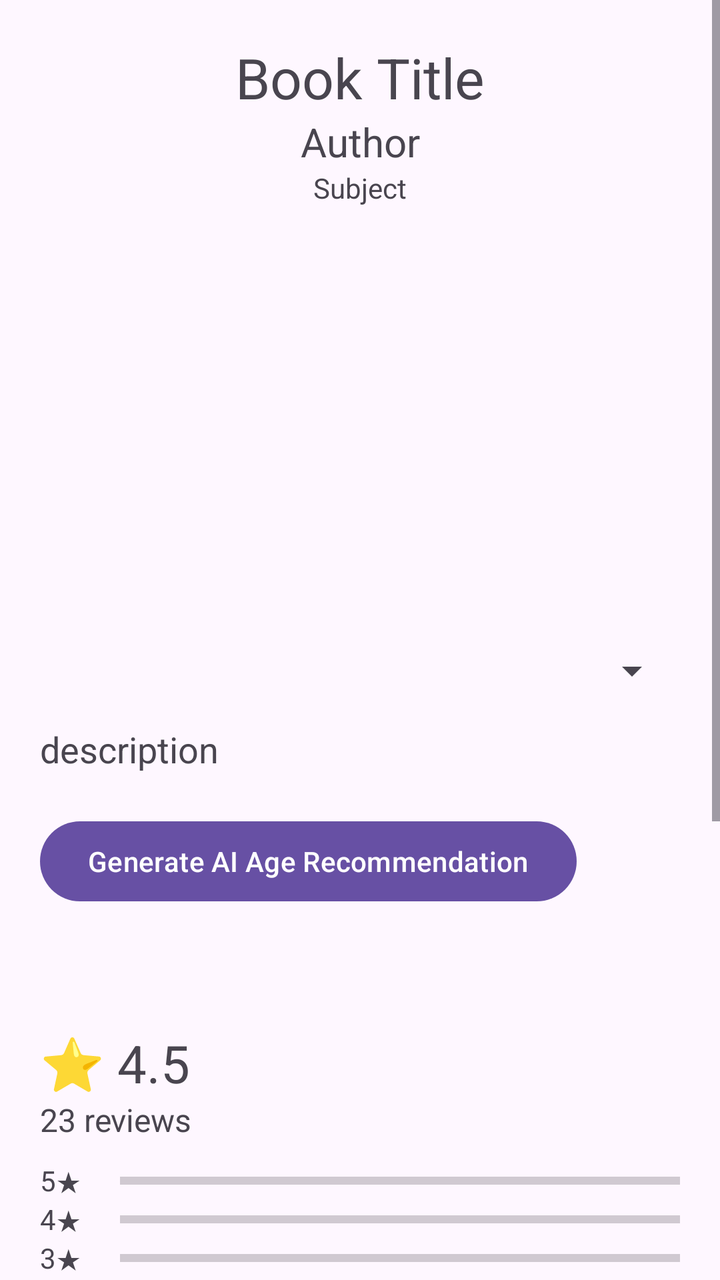
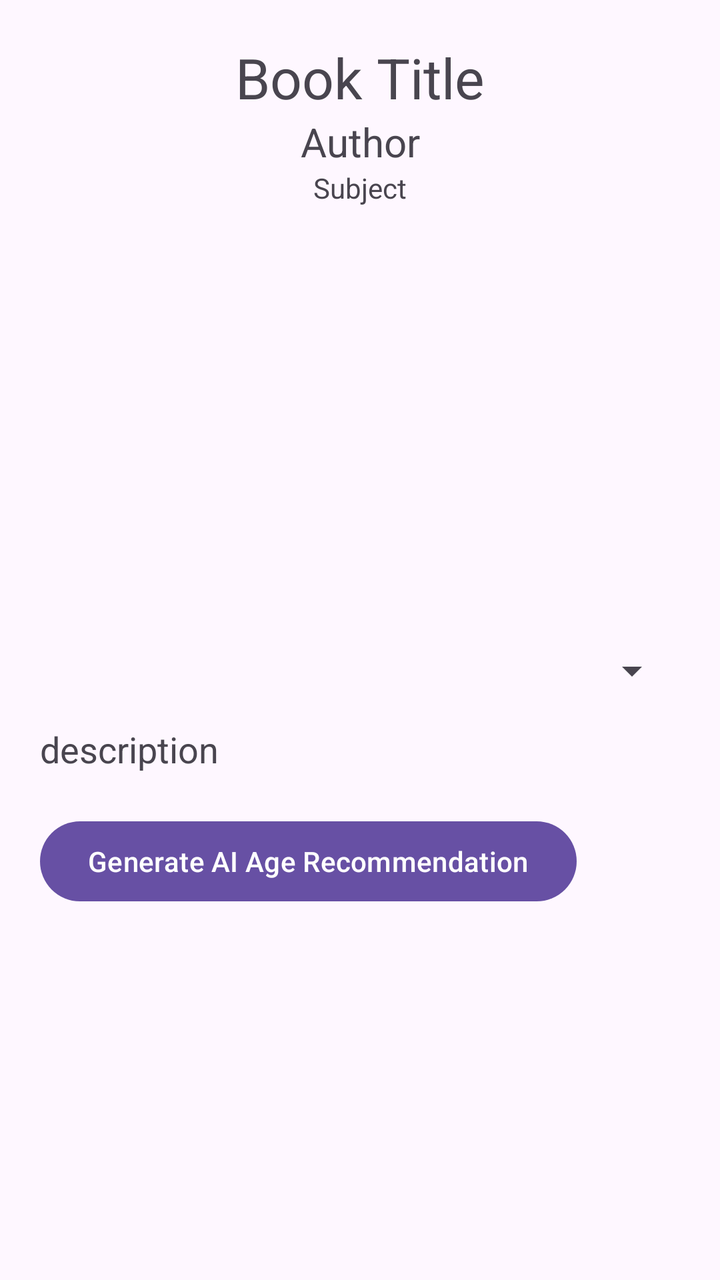

The first picture is an Android layout as it rendered before a commit; the second is the same layout after the commit. The layout source and the unified diff follow.
<!-- AndroidManifest.xml: application theme Theme.LibookApp -->
<!-- res/layout/fragment_book_info.xml -->
<?xml version="1.0" encoding="utf-8"?>
<ScrollView xmlns:android="http://schemas.android.com/apk/res/android"
    xmlns:tools="http://schemas.android.com/tools"
    android:layout_width="match_parent"
    android:layout_height="match_parent"
    tools:context=".screens.BookInfoFragment">

    <LinearLayout
        android:layout_width="match_parent"
        android:layout_height="wrap_content"
        android:orientation="vertical"
        android:padding="20dp">

        
        <TextView
            android:id="@+id/tVTitle"
            android:layout_width="match_parent"
            android:layout_height="wrap_content"
            android:text="Book Title"
            android:textSize="28sp"
            android:textAlignment="center"/>

        <TextView
            android:id="@+id/tVAuthor"
            android:layout_width="match_parent"
            android:layout_height="wrap_content"
            android:text="Author"
            android:textSize="20sp"
            android:textAlignment="center"/>

        <TextView
            android:id="@+id/tVSubj"
            android:layout_width="match_parent"
            android:layout_height="wrap_content"
            android:text="Subject"
            android:textAlignment="center"/>


        
        <ImageView
            android:id="@+id/iVImage"
            android:layout_width="150dp"
            android:layout_height="200dp"
            android:layout_gravity="center"
            android:layout_marginTop="10dp"/>

        <Spinner
            android:id="@+id/sSave"
            android:layout_width="match_parent"
            android:layout_height="wrap_content"
            android:layout_marginTop="10dp"/>


        
        <TextView
            android:id="@+id/tVDesc"
            android:layout_width="match_parent"
            android:layout_height="wrap_content"
            android:text="description"
            android:textSize="18sp"
            android:layout_marginTop="15dp"/>


        
        <Button
            android:id="@+id/btnGenerate"
            android:layout_width="wrap_content"
            android:layout_height="wrap_content"
            android:text="Generate AI Age Recommendation"
            android:layout_marginTop="20dp"
            android:onClick="generateGeminiReco"/>

        <TextView
            android:id="@+id/tVGeminiReco"
            android:layout_width="match_parent"
            android:layout_height="wrap_content"
            android:textSize="18sp"
            android:layout_marginTop="10dp"/>


        
        
        

        <TextView
            android:id="@+id/tvAvgRating"
            android:layout_width="wrap_content"
            android:layout_height="wrap_content"
            android:text="⭐ 4.5"
            android:textSize="26sp"
            android:layout_marginTop="25dp"/>

        <TextView
            android:id="@+id/tvReviewCount"
            android:layout_width="wrap_content"
            android:layout_height="wrap_content"
            android:text="23 reviews"
            android:textSize="16sp"/>


        
        
        

        <LinearLayout
            android:layout_width="match_parent"
            android:layout_height="wrap_content"
            android:orientation="vertical"
            android:layout_marginTop="10dp">

            
            <LinearLayout
                android:layout_width="match_parent"
                android:layout_height="wrap_content"
                android:orientation="horizontal"
                android:gravity="center_vertical">

                <TextView android:text="5★"
                    android:layout_width="40dp"
                    android:layout_height="wrap_content"/>

                <ProgressBar
                    android:id="@+id/bar5"
                    style="?android:attr/progressBarStyleHorizontal"
                    android:layout_width="10dp"
                    android:layout_height="10dp"
                    android:layout_weight="1"/>
            </LinearLayout>

            
            <LinearLayout
                android:layout_width="match_parent"
                android:layout_height="wrap_content"
                android:orientation="horizontal"
                android:gravity="center_vertical">

                <TextView android:text="4★"
                    android:layout_width="40dp"
                    android:layout_height="wrap_content"/>

                <ProgressBar
                    android:id="@+id/bar4"
                    style="?android:attr/progressBarStyleHorizontal"
                    android:layout_width="0dp"
                    android:layout_height="10dp"
                    android:layout_weight="1"/>
            </LinearLayout>

            
            <LinearLayout
                android:layout_width="match_parent"
                android:layout_height="wrap_content"
                android:orientation="horizontal"
                android:gravity="center_vertical">

                <TextView android:text="3★"
                    android:layout_width="40dp"
                    android:layout_height="wrap_content"/>

                <ProgressBar
                    android:id="@+id/bar3"
                    style="?android:attr/progressBarStyleHorizontal"
                    android:layout_width="0dp"
                    android:layout_height="10dp"
                    android:layout_weight="1"/>
            </LinearLayout>

            
            <LinearLayout
                android:layout_width="match_parent"
                android:layout_height="wrap_content"
                android:orientation="horizontal"
                android:gravity="center_vertical">

                <TextView android:text="2★"
                    android:layout_width="40dp"
                    android:layout_height="wrap_content"/>

                <ProgressBar
                    android:id="@+id/bar2"
                    style="?android:attr/progressBarStyleHorizontal"
                    android:layout_width="0dp"
                    android:layout_height="10dp"
                    android:layout_weight="1"/>
            </LinearLayout>

            
            <LinearLayout
                android:layout_width="match_parent"
                android:layout_height="wrap_content"
                android:orientation="horizontal"
                android:gravity="center_vertical">

                <TextView android:text="1★"
                    android:layout_width="40dp"
                    android:layout_height="wrap_content"/>

                <ProgressBar
                    android:id="@+id/bar1"
                    style="?android:attr/progressBarStyleHorizontal"
                    android:layout_width="0dp"
                    android:layout_height="10dp"
                    android:layout_weight="1"/>
            </LinearLayout>

        </LinearLayout>


        
        
        

        <RatingBar
            android:id="@+id/ratingBarUser"
            android:layout_width="wrap_content"
            android:layout_height="wrap_content"
            android:numStars="5"
            android:stepSize="1"
            android:layout_marginTop="20dp"/>

        <EditText
            android:id="@+id/etComment"
            android:layout_width="match_parent"
            android:layout_height="wrap_content"
            android:hint="Write your review..."
            android:minLines="2"/>

        <FrameLayout
            android:layout_width="match_parent"
            android:layout_height="wrap_content">

            <Button
                android:id="@+id/btnSendReview"
                android:layout_width="wrap_content"
                android:layout_height="wrap_content"
                android:text="Post Review"
                android:onClick="addReviewToBook"
                android:layout_gravity="center"/>

            <ImageButton
                android:id="@+id/btnDeleteReview"
                android:layout_width="35dp"
                android:layout_height="35dp"
                android:layout_gravity="end|center_vertical"
                android:src="@drawable/ic_delete"
                android:visibility="gone"
                android:background="?attr/selectableItemBackgroundBorderless"/>

        </FrameLayout>



        
        
        

        <TextView
            android:layout_width="match_parent"
            android:layout_height="wrap_content"
            android:text="Reviews"
            android:textSize="22sp"
            android:layout_marginTop="25dp"/>

        <androidx.recyclerview.widget.RecyclerView
            android:id="@+id/rvReviews"
            android:layout_width="match_parent"
            android:layout_height="wrap_content"
            tools:listitem="@layout/custom_review_layout"/>

        <Button
            android:id="@+id/btnSeeAllReviews"
            android:layout_width="wrap_content"
            android:layout_height="wrap_content"
            android:text="See All Reviews"
            android:layout_gravity="center"
            android:layout_marginTop="10dp"
            android:onClick="showAllReviews"/>

    </LinearLayout>

</ScrollView>
<!-- res/layout/custom_review_layout.xml (included above) -->
<?xml version="1.0" encoding="utf-8"?>
<LinearLayout xmlns:android="http://schemas.android.com/apk/res/android"
    android:layout_width="match_parent"
    android:layout_height="wrap_content"
    android:orientation="vertical"
    android:padding="12dp"
    android:background="@android:color/white"
    android:layout_marginBottom="8dp">

    
    <LinearLayout
        android:layout_width="match_parent"
        android:layout_height="wrap_content"
        android:orientation="horizontal">

        <TextView
            android:id="@+id/tvReviewerName"
            android:layout_width="wrap_content"
            android:layout_height="wrap_content"
            android:text="username"
            android:textStyle="bold"
            android:textSize="16sp"/>

        <TextView
            android:id="@+id/tvReviewDate"
            android:layout_width="wrap_content"
            android:layout_height="wrap_content"
            android:text=" • 2 days ago"
            android:layout_marginStart="6dp"
            android:textSize="14sp"
            android:textColor="#777"/>
    </LinearLayout>


    
    <RatingBar
        android:id="@+id/ratingBarReview"
        android:layout_width="wrap_content"
        android:layout_height="wrap_content"
        android:numStars="5"
        android:stepSize="1"
        android:isIndicator="true"
        android:layout_marginTop="4dp"/>


    
    <TextView
        android:id="@+id/tvReviewComment"
        android:layout_width="match_parent"
        android:layout_height="wrap_content"
        android:text="This book was amazing."
        android:textSize="15sp"
        android:layout_marginTop="6dp"/>

</LinearLayout>
<!-- resources referenced by this layout -->
<resources>
  <!-- drawable ic_delete (drawable) -->
  <vector xmlns:android="http://schemas.android.com/apk/res/android"
      android:width="34dp"
      android:height="34dp"
      android:viewportWidth="24"
      android:viewportHeight="24">
  
      <path
          android:fillColor="?attr/colorOnSurface"
          android:pathData="M6,7h12l-1,14H7L6,7zM9,4h6l1,2H8l1,-2zM4,6h16v2H4z"/>
  </vector>
  <style name="Theme.LibookApp" parent="Base.Theme.LibookApp" />
  <style name="Base.Theme.LibookApp" parent="Theme.Material3.DayNight.NoActionBar">
          
          
      </style>
</resources>

<!-- the commit's change to res/layout/fragment_book_info.xml (unified diff, before → after) -->
@@ -77,261 +77,11 @@
             android:textSize="18sp"
             android:layout_marginTop="10dp"/>
 
-
-        
-        
-        
-
-        <TextView
-            android:id="@+id/tvAvgRating"
-            android:layout_width="wrap_content"
-            android:layout_height="wrap_content"
-            android:text="⭐ 4.5"
-            android:textSize="26sp"
-            android:layout_marginTop="25dp"/>
-
-        <TextView
-            android:id="@+id/tvReviewCount"
-            android:layout_width="wrap_content"
-            android:layout_height="wrap_content"
-            android:text="23 reviews"
-            android:textSize="16sp"/>
-
-
-        
-        
-        
-
-        <LinearLayout
+        <FrameLayout
+            android:id="@+id/reviewsFrameLayout"
             android:layout_width="match_parent"
-            android:layout_height="wrap_content"
-            android:orientation="vertical"
-            android:layout_marginTop="10dp">
-
-            
-            <LinearLayout
-                android:layout_width="match_parent"
-                android:layout_height="wrap_content"
-                android:orientation="horizontal"
-                android:gravity="center_vertical">
-
-                <TextView android:text="5★"
-                    android:layout_width="40dp"
-                    android:layout_height="wrap_content"/>
-
-                <ProgressBar
-                    android:id="@+id/bar5"
-                    style="?android:attr/progressBarStyleHorizontal"
-                    android:layout_width="10dp"
-                    android:layout_height="10dp"
-                    android:layout_weight="1"/>
-            </LinearLayout>
-
-            
-            <LinearLayout
-                android:layout_width="match_parent"
-                android:layout_height="wrap_content"
-                android:orientation="horizontal"
-                android:gravity="center_vertical">
-
-                <TextView android:text="4★"
-                    android:layout_width="40dp"
-                    android:layout_height="wrap_content"/>
-
-                <ProgressBar
-                    android:id="@+id/bar4"
-                    style="?android:attr/progressBarStyleHorizontal"
-                    android:layout_width="0dp"
-                    android:layout_height="10dp"
-                    android:layout_weight="1"/>
-            </LinearLayout>
-
-            
-            <LinearLayout
-                android:layout_width="match_parent"
-                android:layout_height="wrap_content"
-                android:orientation="horizontal"
-                android:gravity="center_vertical">
-
-                <TextView android:text="3★"
-                    android:layout_width="40dp"
-                    android:layout_height="wrap_content"/>
-
-                <ProgressBar
-                    android:id="@+id/bar3"
-                    style="?android:attr/progressBarStyleHorizontal"
-                    android:layout_width="0dp"
-                    android:layout_height="10dp"
-                    android:layout_weight="1"/>
-            </LinearLayout>
-
-            
-            <LinearLayout
-                android:layout_width="match_parent"
-                android:layout_height="wrap_content"
-                android:orientation="horizontal"
-                android:gravity="center_vertical">
-
-                <TextView android:text="2★"
-                    android:layout_width="40dp"
-                    android:layout_height="wrap_content"/>
-
-                <ProgressBar
-                    android:id="@+id/bar2"
-                    style="?android:attr/progressBarStyleHorizontal"
-                    android:layout_width="0dp"
-                    android:layout_height="10dp"
-                    android:layout_weight="1"/>
-            </LinearLayout>
-
-            
-            <LinearLayout
-                android:layout_width="match_parent"
-                android:layout_height="wrap_content"
-                android:orientation="horizontal"
-                android:gravity="center_vertical">
-
-                <TextView android:text="1★"
-                    android:layout_width="40dp"
-                    android:layout_height="wrap_content"/>
-
-                <ProgressBar
-                    android:id="@+id/bar1"
-                    style="?android:attr/progressBarStyleHorizontal"
-                    android:layout_width="0dp"
-                    android:layout_height="10dp"
-                    android:layout_weight="1"/>
-            </LinearLayout>
-
-        </LinearLayout>
-
-
-        
-        
-        
-
-        <RatingBar
-            android:id="@+id/ratingBarUser"
-            android:layout_width="wrap_content"
-            android:layout_height="wrap_content"
-            android:numStars="5"
-            android:stepSize="1"
-            android:layout_marginTop="20dp"/>
-
-        <EditText
-            android:id="@+id/etComment"
-            android:layout_width="match_parent"
-            android:layout_height="wrap_content"
-            android:hint="Write your review..."
-            android:minLines="2"/>
-
-        <FrameLayout
-            android:layout_width="match_parent"
-            android:layout_height="wrap_content">
-
-            <Button
-                android:id="@+id/btnSendReview"
-                android:layout_width="wrap_content"
-                android:layout_height="wrap_content"
-                android:text="Post Review"
-                android:onClick="addReviewToBook"
-                android:layout_gravity="center"/>
-
-            <ImageButton
-                android:id="@+id/btnDeleteReview"
-                android:layout_width="35dp"
-                android:layout_height="35dp"
-                android:layout_gravity="end|center_vertical"
-                android:src="@drawable/ic_delete"
-                android:visibility="gone"
-                android:background="?attr/selectableItemBackgroundBorderless"/>
-
-        </FrameLayout>
-
-
-
-        
-        
-        
-
-        <TextView
-            android:layout_width="match_parent"
-            android:layout_height="wrap_content"
-            android:text="Reviews"
-            android:textSize="22sp"
-            android:layout_marginTop="25dp"/>
-
-        <androidx.recyclerview.widget.RecyclerView
-            android:id="@+id/rvReviews"
-            android:layout_width="match_parent"
-            android:layout_height="wrap_content"
-            tools:listitem="@layout/custom_review_layout"/>
-
-        <Button
-            android:id="@+id/btnSeeAllReviews"
-            android:layout_width="wrap_content"
-            android:layout_height="wrap_content"
-            android:text="See All Reviews"
-            android:layout_gravity="center"
-            android:layout_marginTop="10dp"
-            android:onClick="showAllReviews"/>
+            android:layout_height="wrap_content"/>
 
     </LinearLayout>
 
 </ScrollView>
-<!-- res/layout/custom_review_layout.xml (included above) -->
-<?xml version="1.0" encoding="utf-8"?>
-<LinearLayout xmlns:android="http://schemas.android.com/apk/res/android"
-    android:layout_width="match_parent"
-    android:layout_height="wrap_content"
-    android:orientation="vertical"
-    android:padding="12dp"
-    android:background="@android:color/white"
-    android:layout_marginBottom="8dp">
-
-    
-    <LinearLayout
-        android:layout_width="match_parent"
-        android:layout_height="wrap_content"
-        android:orientation="horizontal">
-
-        <TextView
-            android:id="@+id/tvReviewerName"
-            android:layout_width="wrap_content"
-            android:layout_height="wrap_content"
-            android:text="username"
-            android:textStyle="bold"
-            android:textSize="16sp"/>
-
-        <TextView
-            android:id="@+id/tvReviewDate"
-            android:layout_width="wrap_content"
-            android:layout_height="wrap_content"
-            android:text=" • 2 days ago"
-            android:layout_marginStart="6dp"
-            android:textSize="14sp"
-            android:textColor="#777"/>
-    </LinearLayout>
-
-
-    
-    <RatingBar
-        android:id="@+id/ratingBarReview"
-        android:layout_width="wrap_content"
-        android:layout_height="wrap_content"
-        android:numStars="5"
-        android:stepSize="1"
-        android:isIndicator="true"
-        android:layout_marginTop="4dp"/>
-
-
-    
-    <TextView
-        android:id="@+id/tvReviewComment"
-        android:layout_width="match_parent"
-        android:layout_height="wrap_content"
-        android:text="This book was amazing."
-        android:textSize="15sp"
-        android:layout_marginTop="6dp"/>
-
-</LinearLayout>
<!-- resource entries referenced after the edit -->
@@ -1,16 +1,5 @@
 <!-- resources referenced by this layout -->
 <resources>
-  <!-- drawable ic_delete (drawable) -->
-  <vector xmlns:android="http://schemas.android.com/apk/res/android"
-      android:width="34dp"
-      android:height="34dp"
-      android:viewportWidth="24"
-      android:viewportHeight="24">
-  
-      <path
-          android:fillColor="?attr/colorOnSurface"
-          android:pathData="M6,7h12l-1,14H7L6,7zM9,4h6l1,2H8l1,-2zM4,6h16v2H4z"/>
-  </vector>
   <style name="Theme.LibookApp" parent="Base.Theme.LibookApp" />
   <style name="Base.Theme.LibookApp" parent="Theme.Material3.DayNight.NoActionBar">
           
